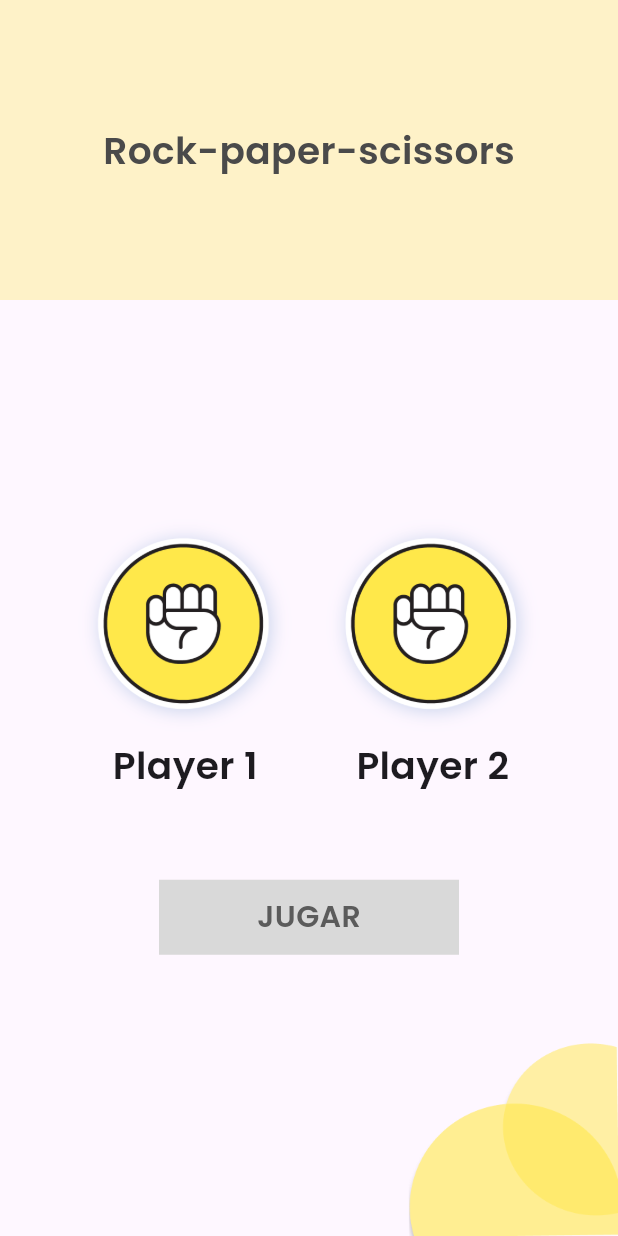
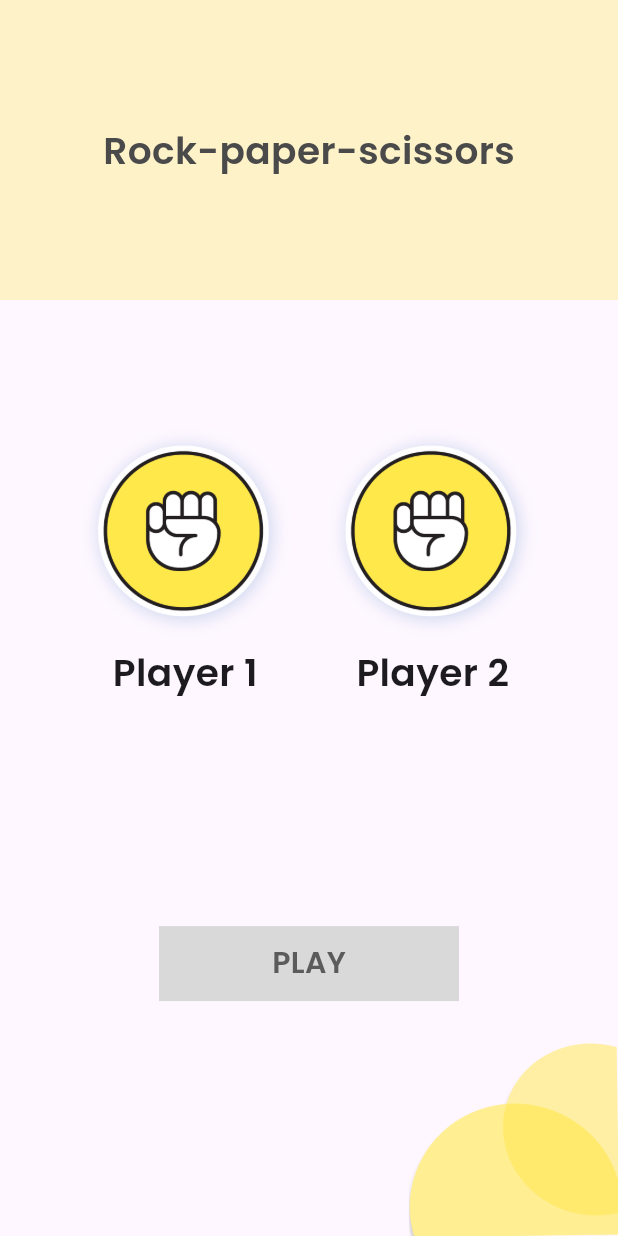
Before and after one commit to dcanoIESRafaelAlberti/Flutter_tarea3-main, a Flutter app: the GamePage screen opened directly, on a phone screen of 412 x 824 dp. Run offline on Flutter 3.47's test engine with Material 3 defaults, Android fonts, the phone set to English and light mode, and no system bars.

Commit message:
Versión finalizada de la tarea 3 y los ejemplos

```diff
--- a/lib/app/app.dart
+++ b/lib/app/app.dart
@@ -16,8 +16,8 @@ class MyApp extends StatelessWidget {
         colorScheme: ColorScheme.fromSeed(seedColor: Colors.deepPurple),
         useMaterial3: true,
       ),
-      //home: const GamePage(),
-      home: const FirstView(),
+      home: const GamePage(),
+      //home: const FirstView(),
     );
     // This is the theme of your application.
   }
--- a/lib/app/view/game_page.dart
+++ b/lib/app/view/game_page.dart
@@ -1,5 +1,6 @@
 import 'package:flutter/material.dart';
 import 'package:flutter_tarea3/app/view/result_page.dart';
+import 'package:flutter_tarea3/app/view/util_views.dart';
 
 class GamePage extends StatelessWidget {
   const GamePage({super.key});
@@ -10,169 +11,22 @@ class GamePage extends StatelessWidget {
       body: Column(
         mainAxisAlignment: MainAxisAlignment.spaceBetween,
         children: [
-          const _HeaderView(),
-          const SizedBox(
-            height: 25,
-          ),
-          Row(
-            mainAxisAlignment: MainAxisAlignment.center,
-            children: [
-              Column(
-                children: [
-                  Image.asset("assets/images/rock.png",
-                      width: 150, height: 150),
-                  const Text(
-                    "Player 1",
-                    style: TextStyle(
-                        fontFamily: "Poppins",
-                        fontSize: 25,
-                        fontWeight: FontWeight.w600),
-                  ),
-                ],
-              ),
-              const SizedBox(
-                width: 15,
-              ),
-              Column(
-                children: [
-                  Image.asset("assets/images/rock.png",
-                      width: 150, height: 150),
-                  const Text(
-                    "Player 2",
-                    style: TextStyle(
-                        fontFamily: "Poppins",
-                        fontSize: 25,
-                        fontWeight: FontWeight.w600),
-                  ),
-                ],
-              ),
-            ],
-          ),
-          GestureDetector(
-            onTap: () {
-              Navigator.of(context).push(MaterialPageRoute(
-                builder: (_) {
-                  return ResultPage();
-                },
-              ));
-            },
-            child: Container(
-              width: 200,
-              height: 50,
-              color: const Color(0xFFD9D9D9),
-              alignment: Alignment.center,
-              child: const Text(
-                "JUGAR",
-                style: TextStyle(
-                    fontFamily: "Poppins",
-                    fontSize: 20,
-                    fontWeight: FontWeight.w600,
-                    color: Color(0xFF5B5B5B)),
-              ),
-            ),
-          ),
-          Row(
-            crossAxisAlignment: CrossAxisAlignment.end,
-            mainAxisAlignment: MainAxisAlignment.end,
-            children: [
-              Image.asset(
-                "assets/images/shape.png",
-                width: 141,
-                height: 129,
-              ),
-            ],
-          )
+          const HeaderView("Rock-paper-scissors"),
+          const SizedBox(height: 25,),
+          const BodyView("rock", "rock"),
+          const SizedBox(height: 96,),
+          Button("PLAY", () => navigateToResultPage(context),),
+          const BottomView()
         ],
       ),
     );
   }
-}
 
-class _HeaderView extends StatelessWidget {
-  const _HeaderView({super.key});
-
-  @override
-  Widget build(BuildContext context) {
-    return Container(
-        height: 200,
-        color: const Color(0x4DFFE84A),
-        alignment: Alignment.center,
-        child: const Text(
-          "Rock-paper-scissors",
-          style: TextStyle(
-              fontFamily: "Poppins",
-              fontSize: 25,
-              fontWeight: FontWeight.w600,
-              color: Color(0xFF4A4A4A)),
-        )
-    );
+  void navigateToResultPage(BuildContext context) {
+    Navigator.of(context).push(MaterialPageRoute(
+      builder: (_) {
+        return ResultPage();
+      },
+    ));
   }
 }
-
-class _BodyView extends StatelessWidget {
-  const _BodyView({super.key});
-
-  @override
-  Widget build(BuildContext context) {
-    return Row(
-      mainAxisAlignment: MainAxisAlignment.center,
-      children: [
-        Column(
-          children: [
-            Image.asset("assets/images/rock.png",
-                width: 150, height: 150),
-            const Text(
-              "Player 1",
-              style: TextStyle(
-                  fontFamily: "Poppins",
-                  fontSize: 25,
-                  fontWeight: FontWeight.w600),
-            ),
-          ],
-        ),
-        const SizedBox(
-          width: 15,
-        ),
-        Column(
-          children: [
-            Image.asset("assets/images/rock.png",
-                width: 150, height: 150),
-            const Text(
-              "Player 2",
-              style: TextStyle(
-                  fontFamily: "Poppins",
-                  fontSize: 25,
-                  fontWeight: FontWeight.w600),
-            ),
-          ],
-        ),
-      ],
-    );
-  }
-
-}
-
-class _GamePlay extends StatelessWidget {
-  _GamePlay(this.play, this.player);
-
-  String play;
-  String player;
-
-  @override
-  Widget build(BuildContext _) {
-    return Column(
-      children: [
-        Image.asset("assets/images/rock.png",
-            width: 150, height: 150),
-        const Text(
-          "Player 1",
-          style: TextStyle(
-              fontFamily: "Poppins",
-              fontSize: 25,
-              fontWeight: FontWeight.w600),
-        ),
-      ],
-    );
-  }
-
-}
--- /dev/null
+++ b/lib/app/view/util_views.dart
@@ -0,0 +1,115 @@
+
+import 'package:flutter/material.dart';
+
+class HeaderView extends StatelessWidget {
+  const HeaderView(this.textTitle, {super.key});
+
+  final String textTitle;
+
+  @override
+  Widget build(BuildContext context) {
+    return Container(
+        height: 200,
+        color: const Color(0x4DFFE84A),
+        alignment: Alignment.center,
+        child: Text(
+          textTitle,
+          style: const TextStyle(
+              fontFamily: "Poppins",
+              fontSize: 25,
+              fontWeight: FontWeight.w600,
+              color: Color(0xFF4A4A4A)),
+        )
+    );
+  }
+}
+
+class BodyView extends StatelessWidget {
+  const BodyView(this.player1Play, this.player2Play, {super.key});
+
+  final String player1Play;
+  final String player2Play;
+
+  @override
+  Widget build(BuildContext context) {
+    return Row(
+      mainAxisAlignment: MainAxisAlignment.center,
+      children: [
+        _GamePlay(player1Play, 150, "Player 1"),
+        const SizedBox(width: 15,),
+        _GamePlay(player2Play, 150, "Player 2"),
+      ],
+    );
+  }
+}
+
+class _GamePlay extends StatelessWidget {
+  const _GamePlay(this.play, this.imageSize, this.imageText);
+
+  final String play;
+  final double imageSize;
+  final String imageText;
+
+  @override
+  Widget build(BuildContext context) {
+    return Column(
+      children: [
+        Image.asset("assets/images/$play.png", width: imageSize, height: imageSize),
+        Text(
+          imageText,
+          style: const TextStyle(
+              fontFamily: "Poppins",
+              fontSize: 25,
+              fontWeight: FontWeight.w600),
+        ),
+      ],
+    );
+  }
+}
+
+class BottomView extends StatelessWidget {
+  const BottomView({super.key});
+
+  @override
+  Widget build(BuildContext context) {
+    return Row(
+      crossAxisAlignment: CrossAxisAlignment.end,
+      mainAxisAlignment: MainAxisAlignment.end,
+      children: [
+        Image.asset(
+          "assets/images/shape.png",
+          width: 141,
+          height: 129,
+        ),
+      ],
+    );
+  }
+}
+
+class Button extends StatelessWidget {
+  const Button(this.buttonText, this.onTapAction, {super.key});
+
+  final String buttonText;
+  final VoidCallback onTapAction;
+
+  @override
+  Widget build(BuildContext context) {
+    return GestureDetector(
+      onTap: onTapAction,
+      child: Container(
+        width: 200,
+        height: 50,
+        color: const Color(0xFFD9D9D9),
+        alignment: Alignment.center,
+        child: Text(
+          buttonText,
+          style: const TextStyle(
+              fontFamily: "Poppins",
+              fontSize: 20,
+              fontWeight: FontWeight.w600,
+              color: Color(0xFF5B5B5B)),
+        ),
+      ),
+    );
+  }
+}
```
Also changed, not shown: lib/app/view/result_page.dart (+12 -79 lines).
